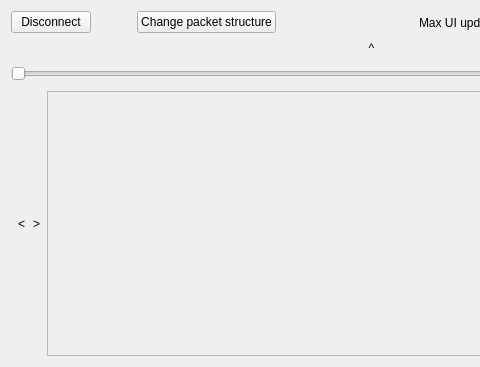
Qt form src/LorrisAnalyzer/lorrisanalyzer.ui (Tasssadar/Lorris) before a commit; both pictures show x 0 to 480 and y 0 to 367 of the 743 by 367 pixel window.
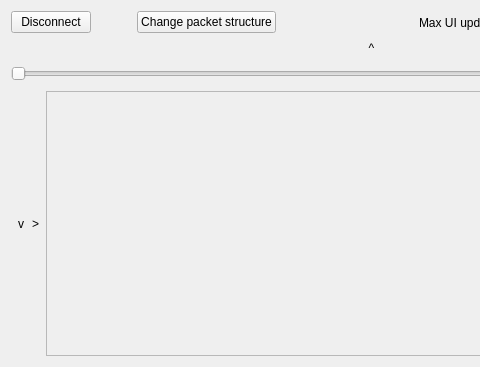
The same form after that commit. Custom widgets are drawn as their Qt base class.

Commit message: [214] LorrisAnalyzer: Add labels to collapse buttons

```diff
--- a/src/LorrisAnalyzer/lorrisanalyzer.ui
+++ b/src/LorrisAnalyzer/lorrisanalyzer.ui
@@ -191,7 +191,7 @@
         <string notr="true">padding: 0</string>
        </property>
        <property name="text">
-        <string notr="true">&lt;</string>
+        <string>v</string>
        </property>
        <property name="flat">
         <bool>true</bool>
@@ -229,7 +229,7 @@
            <rect>
             <x>0</x>
             <y>0</y>
-            <width>689</width>
+            <width>691</width>
             <height>271</height>
            </rect>
           </property>
@@ -252,6 +252,11 @@
    <header location="global">playback.h</header>
    <container>1</container>
   </customwidget>
+  <customwidget>
+   <class>RotateButton</class>
+   <extends>QPushButton</extends>
+   <header location="global">rotatebutton.h</header>
+  </customwidget>
  </customwidgets>
  <resources/>
  <connections/>
```
Left out of the diff: 10 changed lines with no effect on the pictures. The commit also changes 4 other files.
